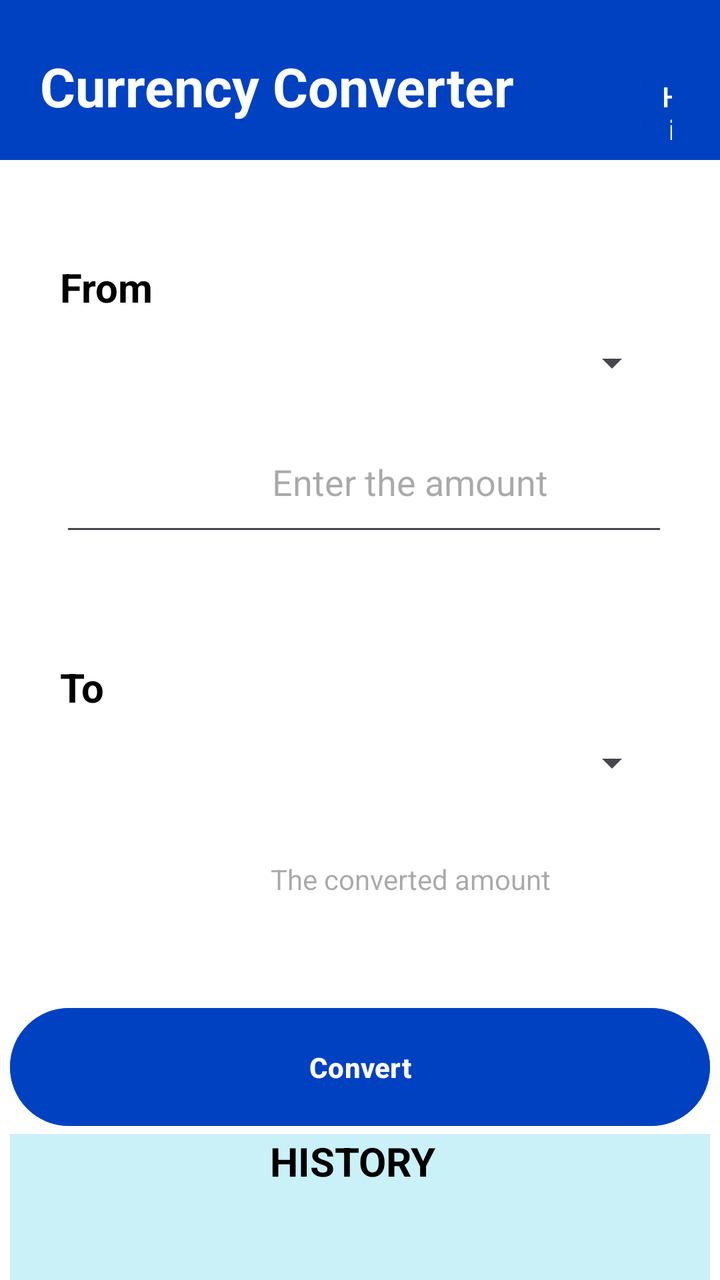
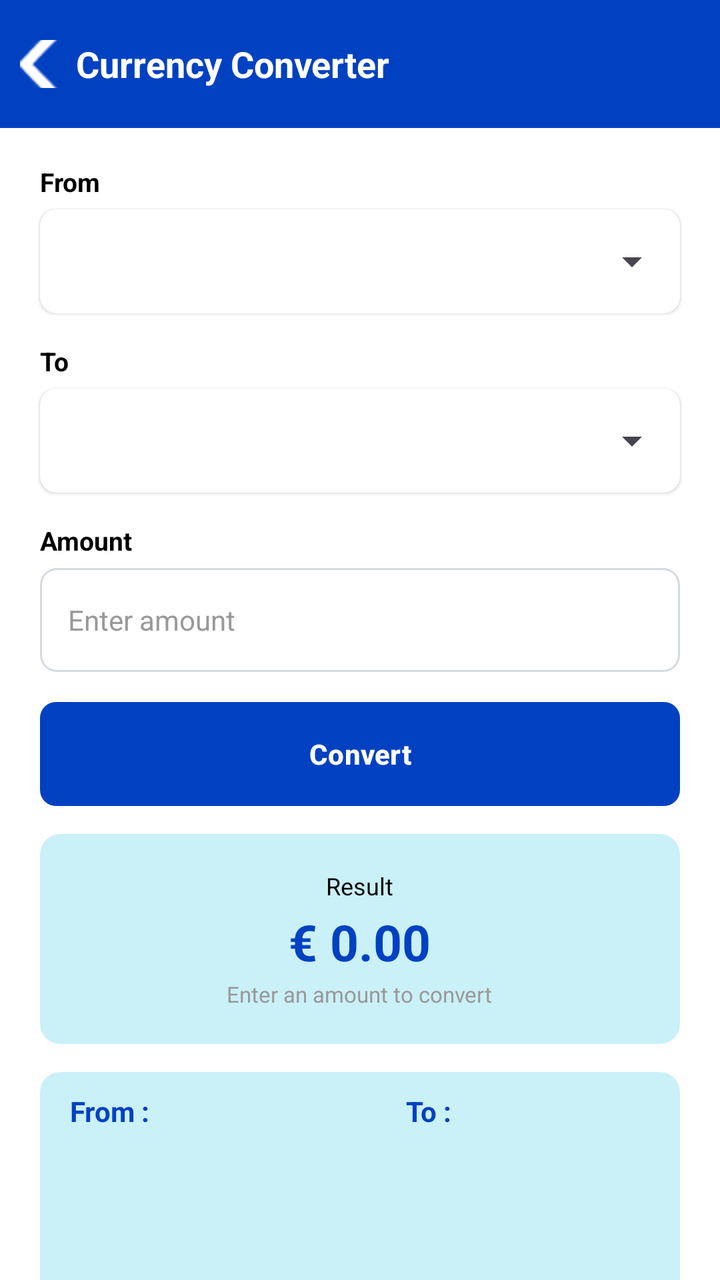

Compare the two renders of this Android layout. The source of the first and the diff that turns it into the second are given below.
<!-- AndroidManifest.xml: application theme Theme.Task_2 -->
<!-- res/layout/activity_converter.xml -->
<?xml version="1.0" encoding="utf-8"?>
<androidx.constraintlayout.widget.ConstraintLayout xmlns:android="http://schemas.android.com/apk/res/android"
    xmlns:app="http://schemas.android.com/apk/res-auto"
    xmlns:tools="http://schemas.android.com/tools"
    android:id="@+id/main"
    android:layout_width="match_parent"
    android:layout_height="match_parent"
    tools:context=".converter"
    android:background="@color/white">

    <LinearLayout
        android:layout_width="match_parent"
        android:layout_height="80dp"
        android:orientation="horizontal"
        android:background="@color/Blue"
        app:layout_constraintTop_toTopOf="parent"
        app:layout_constraintStart_toStartOf="parent">

        <TextView
            android:layout_width="wrap_content"
            android:layout_height="67dp"
            android:text="Currency Converter"
            android:textColor="@color/white"
            android:textStyle="bold"
            android:textSize="27sp"
            android:layout_marginLeft="20dp"
            android:layout_marginTop="25sp"
            app:layout_constraintStart_toStartOf="parent"
            app:layout_constraintTop_toTopOf="parent"/>

        <Button
            android:layout_width="wrap_content"
            android:layout_height="wrap_content"
            android:layout_marginTop="25dp"
            android:layout_marginLeft="50dp"
            android:text="History"
            android:clickable="true"
            android:textColor="@color/white"
            android:backgroundTint="@color/Blue"/>


    </LinearLayout>

    <LinearLayout
        android:layout_width="match_parent"
        android:layout_height="wrap_content"
        android:orientation="vertical"
        android:layout_marginTop="100dp"
        app:layout_constraintTop_toTopOf="parent"
        android:padding="30dp">

        <TextView
            android:layout_width="wrap_content"
            android:layout_height="wrap_content"
            android:text="From"
            android:textSize="20dp"
            android:textStyle="bold"
            android:textColor="@color/black"/>

        <Spinner
            android:id="@+id/spinner1"
            android:layout_width="match_parent"
            android:layout_height="49dp"/>

        <EditText
            android:id="@+id/amount"
            android:inputType="numberDecimal"
            android:layout_width="350dp"
            android:layout_height="67dp"
            android:hint="Enter the amount"
            android:singleLine="true"
            android:gravity="center"
            android:textColor="@color/black"/>

    </LinearLayout>

    <LinearLayout
        android:layout_width="match_parent"
        android:layout_height="wrap_content"
        android:orientation="vertical"
        android:layout_marginTop="300dp"
        app:layout_constraintTop_toTopOf="parent"
        android:padding="30dp">

        <TextView
            android:layout_width="wrap_content"
            android:layout_height="wrap_content"
            android:text="To"
            android:textSize="20dp"
            android:textStyle="bold"
            android:textColor="@color/black"/>

        <Spinner
            android:id="@+id/spinner2"
            android:layout_width="match_parent"
            android:layout_height="49dp"/>

        <TextView
            android:id="@+id/resultamount"
            android:layout_width="350dp"
            android:layout_height="67dp"
            android:hint="The converted amount"
            android:singleLine="true"
            android:gravity="center"
            android:textColor="@color/black"/>

    </LinearLayout>
    
    <Button
        android:id="@+id/Convertbtn"
        android:layout_width="350dp"
        android:layout_height="67dp"
        android:backgroundTint="@color/Blue"
        android:text="Convert"
        android:textStyle="bold"
        android:clickable="true"
        android:layout_marginTop="500dp"
        app:layout_constraintStart_toStartOf="parent"
        app:layout_constraintEnd_toEndOf="parent"
        app:layout_constraintTop_toTopOf="parent"/>

    <LinearLayout
        android:layout_width="350dp"
        android:layout_height="150dp"
        android:background="@color/light_blue"
        android:layout_marginTop="0dp"
        app:layout_constraintTop_toBottomOf="@id/Convertbtn"
        app:layout_constraintStart_toStartOf="parent"
        app:layout_constraintEnd_toEndOf="parent"
        android:orientation="vertical">

        <TextView
            android:layout_width="wrap_content"
            android:layout_height="wrap_content"
            android:text="HISTORY"
            android:textStyle="bold"
            android:textColor="@color/black"
            android:textSize="20sp"
            android:layout_marginLeft="130dp"/>


        <TextView
            android:id="@+id/History"
            android:layout_width="285dp"
            android:layout_height="100dp"
            android:layout_marginLeft="30dp"
            android:textColor="@color/black"
            android:gravity="center"/>

    </LinearLayout>

</androidx.constraintlayout.widget.ConstraintLayout>
<!-- resources referenced by this layout -->
<resources>
  <color name="Blue">#0041C2</color>
  <color name="black">#FF000000</color>
  <color name="light_blue">#CAF0F8</color>
  <color name="white">#FFFFFFFF</color>
  <style name="Theme.Task_2" parent="Base.Theme.Task_2" />
  <style name="Base.Theme.Task_2" parent="Theme.Material3.DayNight.NoActionBar">
          
          
      </style>
</resources>

<!-- the commit's change to res/layout/activity_converter.xml (unified diff, before → after) -->
@@ -1,152 +1,287 @@
 <?xml version="1.0" encoding="utf-8"?>
-<androidx.constraintlayout.widget.ConstraintLayout xmlns:android="http://schemas.android.com/apk/res/android"
+<androidx.constraintlayout.widget.ConstraintLayout
+    xmlns:android="http://schemas.android.com/apk/res/android"
     xmlns:app="http://schemas.android.com/apk/res-auto"
     xmlns:tools="http://schemas.android.com/tools"
+
     android:id="@+id/main"
     android:layout_width="match_parent"
     android:layout_height="match_parent"
-    tools:context=".converter"
-    android:background="@color/white">
+    android:background="@color/white"
+    tools:context=".converter">
 
     <LinearLayout
-        android:layout_width="match_parent"
-        android:layout_height="80dp"
+        android:id="@+id/headerLayout"
+        android:layout_width="0dp"
+        android:layout_height="64dp"
+        android:background="@color/Blue"
+        android:gravity="center_vertical"
         android:orientation="horizontal"
-        android:background="@color/Blue"
+        android:paddingStart="8dp"
+        android:paddingEnd="16dp"
         app:layout_constraintTop_toTopOf="parent"
-        app:layout_constraintStart_toStartOf="parent">
-
-        <TextView
-            android:layout_width="wrap_content"
-            android:layout_height="67dp"
-            android:text="Currency Converter"
-            android:textColor="@color/white"
-            android:textStyle="bold"
-            android:textSize="27sp"
-            android:layout_marginLeft="20dp"
-            android:layout_marginTop="25sp"
-            app:layout_constraintStart_toStartOf="parent"
-            app:layout_constraintTop_toTopOf="parent"/>
-
-        <Button
-            android:layout_width="wrap_content"
-            android:layout_height="wrap_content"
-            android:layout_marginTop="25dp"
-            android:layout_marginLeft="50dp"
-            android:text="History"
-            android:clickable="true"
-            android:textColor="@color/white"
-            android:backgroundTint="@color/Blue"/>
-
-
-    </LinearLayout>
-
-    <LinearLayout
-        android:layout_width="match_parent"
-        android:layout_height="wrap_content"
-        android:orientation="vertical"
-        android:layout_marginTop="100dp"
-        app:layout_constraintTop_toTopOf="parent"
-        android:padding="30dp">
+        app:layout_constraintStart_toStartOf="parent"
+        app:layout_constraintEnd_toEndOf="parent">
+
+        <ImageButton
+            android:id="@+id/backButton"
+            android:layout_width="24dp"
+            android:layout_height="24dp"
+            android:background="?attr/selectableItemBackgroundBorderless"
+            android:contentDescription="Back"
+            android:padding="12dp"
+            android:src="@drawable/ic_arrow_back"
+            app:tint="@color/white" />
 
         <TextView
             android:layout_width="wrap_content"
             android:layout_height="wrap_content"
-            android:text="From"
-            android:textSize="20dp"
-            android:textStyle="bold"
-            android:textColor="@color/black"/>
+            android:layout_marginStart="6dp"
+            android:text="Currency Converter"
+            android:textColor="@color/white"
+            android:textSize="18sp"
+            android:textStyle="bold" />
+
+    </LinearLayout>
+
+    <TextView
+        android:id="@+id/fromLabel"
+        android:layout_width="wrap_content"
+        android:layout_height="wrap_content"
+        android:text="From"
+        android:textColor="@color/black"
+        android:textSize="13sp"
+        android:textStyle="bold"
+        android:layout_marginStart="20dp"
+        android:layout_marginTop="18dp"
+        app:layout_constraintTop_toBottomOf="@id/headerLayout"
+        app:layout_constraintStart_toStartOf="parent" />
+
+    <androidx.cardview.widget.CardView
+        android:id="@+id/fromCard"
+        android:layout_width="0dp"
+        android:layout_height="52dp"
+        android:layout_marginStart="20dp"
+        android:layout_marginTop="5dp"
+        android:layout_marginEnd="20dp"
+        app:cardBackgroundColor="@color/white"
+        app:cardCornerRadius="8dp"
+        app:cardElevation="1dp"
+        app:layout_constraintTop_toBottomOf="@id/fromLabel"
+        app:layout_constraintStart_toStartOf="parent"
+        app:layout_constraintEnd_toEndOf="parent">
 
         <Spinner
             android:id="@+id/spinner1"
             android:layout_width="match_parent"
-            android:layout_height="49dp"/>
-
-        <EditText
-            android:id="@+id/amount"
-            android:inputType="numberDecimal"
-            android:layout_width="350dp"
-            android:layout_height="67dp"
-            android:hint="Enter the amount"
-            android:singleLine="true"
-            android:gravity="center"
-            android:textColor="@color/black"/>
-
-    </LinearLayout>
-
-    <LinearLayout
-        android:layout_width="match_parent"
+            android:layout_height="match_parent"
+            android:paddingStart="10dp"
+            android:paddingEnd="8dp" />
+
+    </androidx.cardview.widget.CardView>
+
+    <TextView
+        android:id="@+id/toLabel"
+        android:layout_width="wrap_content"
         android:layout_height="wrap_content"
-        android:orientation="vertical"
-        android:layout_marginTop="300dp"
-        app:layout_constraintTop_toTopOf="parent"
-        android:padding="30dp">
-
-        <TextView
-            android:layout_width="wrap_content"
-            android:layout_height="wrap_content"
-            android:text="To"
-            android:textSize="20dp"
-            android:textStyle="bold"
-            android:textColor="@color/black"/>
+        android:text="To"
+        android:textColor="@color/black"
+        android:textSize="13sp"
+        android:textStyle="bold"
+        android:layout_marginStart="20dp"
+        android:layout_marginTop="15dp"
+        app:layout_constraintTop_toBottomOf="@id/fromCard"
+        app:layout_constraintStart_toStartOf="parent" />
+
+    <androidx.cardview.widget.CardView
+        android:id="@+id/toCard"
+        android:layout_width="0dp"
+        android:layout_height="52dp"
+        android:layout_marginStart="20dp"
+        android:layout_marginTop="5dp"
+        android:layout_marginEnd="20dp"
+        app:cardBackgroundColor="@color/white"
+        app:cardCornerRadius="8dp"
+        app:cardElevation="1dp"
+        app:layout_constraintTop_toBottomOf="@id/toLabel"
+        app:layout_constraintStart_toStartOf="parent"
+        app:layout_constraintEnd_toEndOf="parent">
 
         <Spinner
             android:id="@+id/spinner2"
             android:layout_width="match_parent"
-            android:layout_height="49dp"/>
-
-        <TextView
-            android:id="@+id/resultamount"
-            android:layout_width="350dp"
-            android:layout_height="67dp"
-            android:hint="The converted amount"
-            android:singleLine="true"
-            android:gravity="center"
-            android:textColor="@color/black"/>
-
-    </LinearLayout>
-    
+            android:layout_height="match_parent"
+            android:paddingStart="10dp"
+            android:paddingEnd="8dp" />
+
+    </androidx.cardview.widget.CardView>
+
+    <TextView
+        android:id="@+id/amountLabel"
+        android:layout_width="wrap_content"
+        android:layout_height="wrap_content"
+        android:text="Amount"
+        android:textColor="@color/black"
+        android:textSize="13sp"
+        android:textStyle="bold"
+        android:layout_marginStart="20dp"
+        android:layout_marginTop="15dp"
+        app:layout_constraintTop_toBottomOf="@id/toCard"
+        app:layout_constraintStart_toStartOf="parent" />
+
+    <EditText
+        android:id="@+id/amount"
+        android:layout_width="0dp"
+        android:layout_height="52dp"
+        android:layout_marginStart="20dp"
+        android:layout_marginTop="5dp"
+        android:layout_marginEnd="20dp"
+        android:background="@drawable/input_box"
+        android:hint="Enter amount"
+        android:inputType="numberDecimal"
+        android:paddingStart="14dp"
+        android:paddingEnd="14dp"
+        android:singleLine="true"
+        android:textColor="@color/black"
+        android:textColorHint="@color/light_grey"
+        android:textSize="14sp"
+        app:layout_constraintTop_toBottomOf="@id/amountLabel"
+        app:layout_constraintStart_toStartOf="parent"
+        app:layout_constraintEnd_toEndOf="parent" />
+
     <Button
         android:id="@+id/Convertbtn"
-        android:layout_width="350dp"
-        android:layout_height="67dp"
-        android:backgroundTint="@color/Blue"
+        android:layout_width="match_parent"
+        android:layout_height="52dp"
+        android:layout_marginStart="20dp"
+        android:layout_marginTop="15dp"
+        android:layout_marginEnd="20dp"
+        android:background="@drawable/blue_button"
         android:text="Convert"
-        android:textStyle="bold"
-        android:clickable="true"
-        android:layout_marginTop="500dp"
+        android:textColor="@color/white"
+        android:textSize="14sp"
+        android:textStyle="bold"
+        app:layout_constraintTop_toBottomOf="@id/amount"
         app:layout_constraintStart_toStartOf="parent"
         app:layout_constraintEnd_toEndOf="parent"
-        app:layout_constraintTop_toTopOf="parent"/>
-
-    <LinearLayout
-        android:layout_width="350dp"
-        android:layout_height="150dp"
-        android:background="@color/light_blue"
-        android:layout_marginTop="0dp"
+        android:backgroundTint="@color/Blue"/>
+
+    <androidx.cardview.widget.CardView
+        android:id="@+id/resultCard"
+        android:layout_width="0dp"
+        android:layout_height="105dp"
+        android:layout_marginStart="20dp"
+        android:layout_marginTop="14dp"
+        android:layout_marginEnd="20dp"
+        app:cardBackgroundColor="@color/light_blue"
+        app:cardCornerRadius="10dp"
+        app:cardElevation="0dp"
         app:layout_constraintTop_toBottomOf="@id/Convertbtn"
         app:layout_constraintStart_toStartOf="parent"
-        app:layout_constraintEnd_toEndOf="parent"
-        android:orientation="vertical">
-
-        <TextView
+        app:layout_constraintEnd_toEndOf="parent">
+
+        <LinearLayout
+            android:layout_width="match_parent"
+            android:layout_height="match_parent"
+            android:gravity="center"
+            android:orientation="vertical">
+
+            <TextView
+                android:layout_width="wrap_content"
+                android:layout_height="wrap_content"
+                android:text="Result"
+                android:textColor="@color/black"
+                android:textSize="12sp" />
+
+            <TextView
+                android:id="@+id/resultamount"
+                android:layout_width="wrap_content"
+                android:layout_height="wrap_content"
+                android:layout_marginTop="3dp"
+                android:text="€ 0.00"
+                android:textColor="@color/Blue"
+                android:textSize="25sp"
+                android:textStyle="bold" />
+
+            <TextView
+                android:id="@+id/resultDetails"
+                android:layout_width="wrap_content"
+                android:layout_height="wrap_content"
+                android:layout_marginTop="2dp"
+                android:text="Enter an amount to convert"
+                android:textColor="@color/light_grey"
+                android:textSize="11sp" />
+
+        </LinearLayout>
+
+    </androidx.cardview.widget.CardView>
+
+    <androidx.cardview.widget.CardView
+        android:id="@+id/historycard"
+        android:layout_width="0dp"
+        android:layout_height="200dp"
+        android:layout_marginStart="20dp"
+        android:layout_marginTop="14dp"
+        android:layout_marginEnd="20dp"
+        app:cardBackgroundColor="@color/light_blue"
+        app:cardCornerRadius="10dp"
+        app:cardElevation="0dp"
+        app:layout_constraintTop_toBottomOf="@id/resultCard"
+        app:layout_constraintStart_toStartOf="parent"
+        app:layout_constraintEnd_toEndOf="parent">
+
+        <LinearLayout
             android:layout_width="wrap_content"
             android:layout_height="wrap_content"
-            android:text="HISTORY"
-            android:textStyle="bold"
-            android:textColor="@color/black"
-            android:textSize="20sp"
-            android:layout_marginLeft="130dp"/>
-
-
-        <TextView
-            android:id="@+id/History"
-            android:layout_width="285dp"
-            android:layout_height="100dp"
-            android:layout_marginLeft="30dp"
-            android:textColor="@color/black"
-            android:gravity="center"/>
-
-    </LinearLayout>
+            android:orientation="horizontal">
+            <TextView
+                android:layout_width="wrap_content"
+                android:layout_height="wrap_content"
+                android:textStyle="bold"
+                android:textColor="@color/Blue"
+                android:text="From : "
+                android:layout_marginTop="10dp"
+                android:layout_marginLeft="15dp"/>
+
+            <LinearLayout
+                android:layout_width="100dp"
+                android:layout_height="wrap_content"
+                android:orientation="vertical"
+                android:layout_marginTop="10dp"
+                android:layout_marginLeft="10dp">
+
+                <ListView
+                    android:layout_width="120dp"
+                    android:layout_height="wrap_content"
+                    android:id="@+id/FromCurrency" />
+
+            </LinearLayout>
+
+            <TextView
+                android:layout_width="wrap_content"
+                android:layout_height="wrap_content"
+                android:textStyle="bold"
+                android:textColor="@color/Blue"
+                android:text="To : "
+                android:layout_marginTop="10dp"
+                android:layout_marginLeft="15dp"/>
+
+            <LinearLayout
+                android:layout_width="100dp"
+                android:layout_height="wrap_content"
+                android:orientation="vertical"
+                android:layout_marginTop="10dp"
+                android:layout_marginLeft="10dp">
+
+                <ListView
+                    android:layout_width="120dp"
+                    android:layout_height="wrap_content"
+                    android:id="@+id/ToCurrency"/>
+
+            </LinearLayout>
+
+        </LinearLayout>
+
+    </androidx.cardview.widget.CardView>
 
 </androidx.constraintlayout.widget.ConstraintLayout>
<!-- resource entries referenced after the edit -->
@@ -3,11 +3,39 @@
   <color name="Blue">#0041C2</color>
   <color name="black">#FF000000</color>
   <color name="light_blue">#CAF0F8</color>
+  <color name="light_grey">#999999</color>
   <color name="white">#FFFFFFFF</color>
+  <!-- drawable blue_button (drawable) -->
+  <?xml version="1.0" encoding="utf-8"?>
+  <shape xmlns:android="http://schemas.android.com/apk/res/android"
+      android:shape="rectangle">
+  
+      <solid android:color="@color/Blue" />
+  
+      <corners android:radius="8dp" />
+  
+  </shape>
+  <!-- drawable ic_arrow_back: png bitmap (drawable, 340 bytes) -->
+  <!-- drawable input_box (drawable) -->
+  <?xml version="1.0" encoding="utf-8"?>
+  <shape xmlns:android="http://schemas.android.com/apk/res/android"
+      android:shape="rectangle">
+  
+      <solid android:color="@color/white" />
+  
+      <stroke
+          android:width="1dp"
+          android:color="#D5D9E0" />
+  
+      <corners android:radius="8dp" />
+  
+  </shape>
   <style name="Theme.Task_2" parent="Base.Theme.Task_2" />
   <style name="Base.Theme.Task_2" parent="Theme.Material3.DayNight.NoActionBar">
           
-          
+          <item name="colorPrimary">@color/Blue</item>
+          <item name="colorPrimaryVariant">@color/Blue</item>
+          <item name="android:statusBarColor">@color/Blue</item>
       </style>
 </resources>
 
